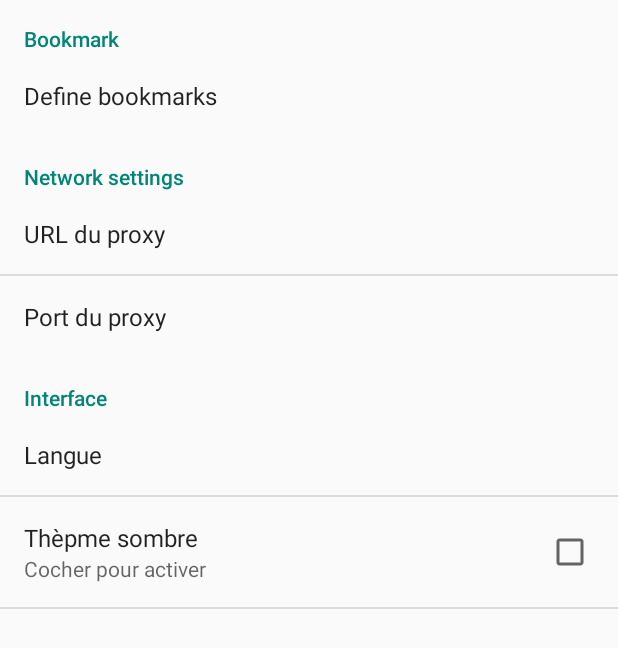
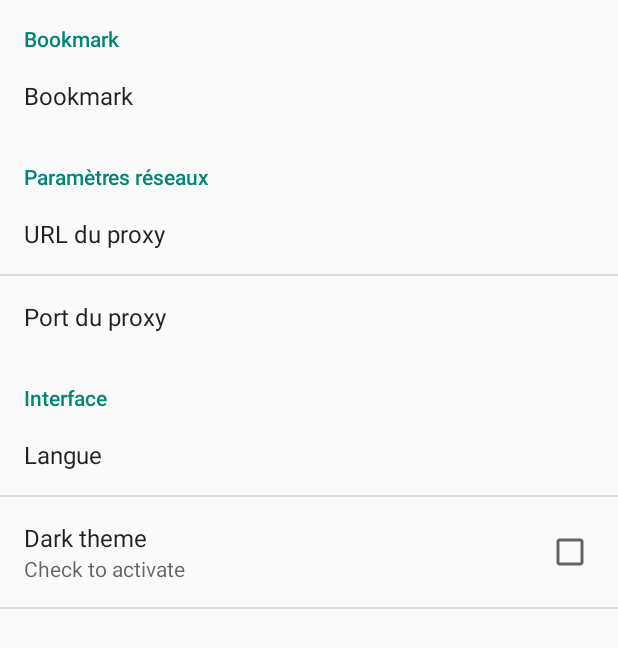
Before and after one commit to tete2soja/BTB, an Android app: the SettingsActivity screen opened directly, with no data from a screen before it, on a phone screen of 412 x 824 dp. Shown: the top 648 px of the screen. Run offline under Robolectric (Android 15) with nearby library versions, the phone set to English and light mode, and no system bars.

Commit message:
Change logo and update translation

```diff
--- a/app/build.gradle
+++ b/app/build.gradle
@@ -4,7 +4,7 @@ android {
     signingConfigs {
     }
     compileSdkVersion 22
-    buildToolsVersion "23.0.0 rc2"
+    buildToolsVersion '22.0.1'
     defaultConfig {
         applicationId 'com.darkitty.btb'
         minSdkVersion 15
@@ -23,7 +23,7 @@ android {
 }
 
 dependencies {
-    compile fileTree(include: ['*.jar'], dir: 'libs')
+    compile fileTree(dir: 'libs', include: ['*.jar'])
     compile 'com.android.support:appcompat-v7:22.2.0'
     compile 'com.android.support:support-v4:22.2.0'
     compile 'com.google.android.gms:play-services:7.5.0'
--- a/app/src/main/AndroidManifest.xml
+++ b/app/src/main/AndroidManifest.xml
@@ -19,7 +19,7 @@
 
     <application
         android:allowBackup="true"
-        android:icon="@mipmap/ic_launcher"
+        android:icon="@mipmap/btb"
         android:label="@string/app_name"
         android:theme="@style/AppTheme" >
         <activity
--- a/app/src/main/res/values/strings.xml
+++ b/app/src/main/res/values/strings.xml
@@ -25,4 +25,7 @@
 <!-- TODO: Remove or change this placeholder text -->
     <string name="hello_blank_fragment">Hello blank fragment</string>
     <string name="destination">The destination is</string>
+    <string name="theme">Dark theme</string>
+    <string name="theme_sum">Check to activate</string>
+    <string name="network_settings">Paramètres réseaux</string>
 </resources>
--- a/app/src/main/res/xml/pref_general.xml
+++ b/app/src/main/res/xml/pref_general.xml
@@ -1,14 +1,14 @@
 <?xml version="1.0" encoding="utf-8"?>
 <PreferenceScreen xmlns:android="http://schemas.android.com/apk/res/android" >
     <PreferenceCategory
-        android:summary="Bookmark"
-        android:title="Bookmark" >
-        <Preference android:title="Define bookmarks" android:key="bookmark"/>
+        android:summary="@string/title_activity_bookmark"
+        android:title="@string/title_activity_bookmark" >
+        <Preference android:title="@string/title_activity_bookmark" android:key="bookmark"/>
     </PreferenceCategory>
 
     <PreferenceCategory
-        android:summary="Network settings"
-        android:title="Network settings" >
+        android:summary="@string/network_settings"
+        android:title="@string/network_settings" >
         <EditTextPreference
             android:key="url_proxy"
             android:title="URL du proxy" />
@@ -28,7 +28,7 @@
 
         <CheckBoxPreference
             android:key="themeDark"
-            android:summary="Cocher pour activer"
-            android:title="Thèpme sombre" />
+            android:summary="@string/theme_sum"
+            android:title="@string/theme" />
     </PreferenceCategory>
 </PreferenceScreen>
```
Also changed, not shown: app/src/main/res/mipmap-hdpi/btb.jpg (added), app/src/main/res/mipmap-mdpi/btb.jpg (added), app/src/main/res/mipmap-xhdpi/btb.jpg (added), app/src/main/res/mipmap-xxhdpi/btb.jpg (added), 7 other files.
